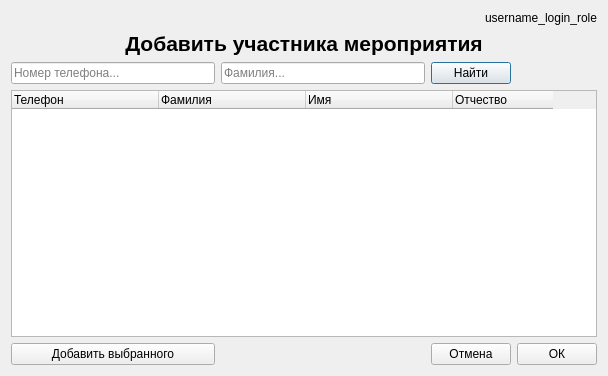
This is Ui_designer/Ui_Add_participant.ui in Vsesvet/FastComm as Qt 5 draws it before an edit. The edited form follows.
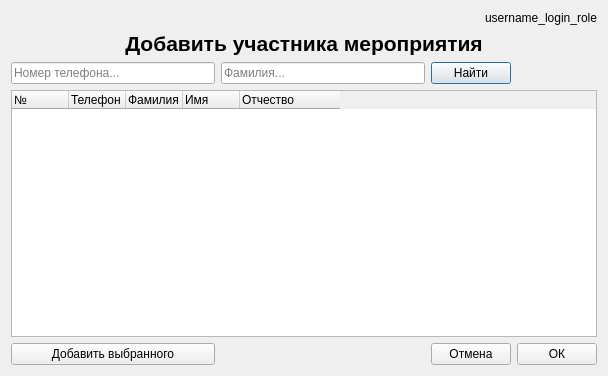
This is the edited form.

```diff
--- a/Ui_designer/Ui_Add_participant.ui
+++ b/Ui_designer/Ui_Add_participant.ui
@@ -40,12 +40,20 @@
    </item>
    <item row="4" column="0" colspan="4">
     <widget class="QTreeWidget" name="tree_add_participant_to_event">
+     <attribute name="headerMinimumSectionSize">
+      <number>20</number>
+     </attribute>
      <attribute name="headerDefaultSectionSize">
-      <number>147</number>
+      <number>57</number>
      </attribute>
      <attribute name="headerStretchLastSection">
       <bool>false</bool>
      </attribute>
+     <column>
+      <property name="text">
+       <string>№</string>
+      </property>
+     </column>
      <column>
       <property name="text">
        <string>Телефон</string>
```
